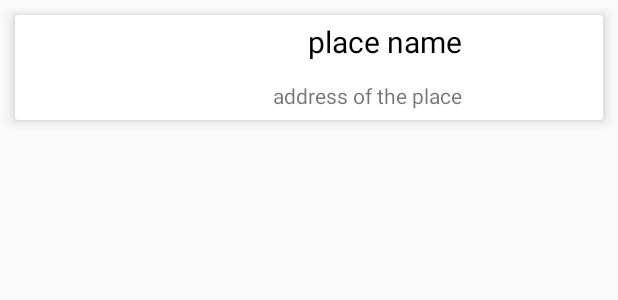
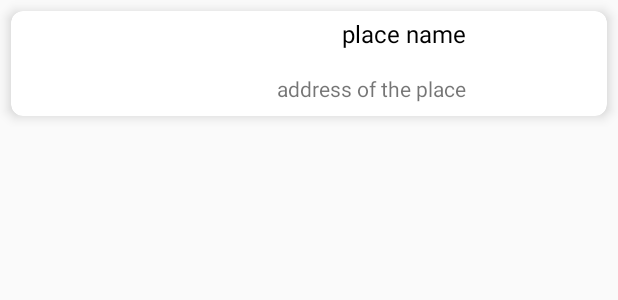
Before and after one commit to mhesl/Top-Places, an Android app: the layout main_recycler_model.xml on its own in the app's theme, with its tools: preview values and no code run, on a phone screen of 412 x 824 dp. Shown: the top 300 px of the screen. Run offline under Robolectric (Android 15) with nearby library versions, the phone set to English and light mode, and no system bars.

Commit message:
trash commit

```diff
--- a/app/src/main/java/com/example/nearbyplaces/MainActivity.java
+++ b/app/src/main/java/com/example/nearbyplaces/MainActivity.java
@@ -62,7 +62,6 @@ public class MainActivity extends AppCompatActivity {
         }
         mFusedLocationClient.getLastLocation().addOnCompleteListener(task -> {
             if (task.isSuccessful()) {
-
                 Location location = task.getResult();
                 latitude = String.valueOf(location.getLatitude());
                 longitude = String.valueOf(location.getLongitude());
--- a/app/src/main/res/layout/main_recycler_model.xml
+++ b/app/src/main/res/layout/main_recycler_model.xml
@@ -6,7 +6,7 @@
     android:layout_height="wrap_content"
     android:clipChildren="false"
     android:clipToPadding="false"
-    android:padding="10dp">
+    android:padding="7dp">
 
     <androidx.cardview.widget.CardView
         android:layout_width="match_parent"
@@ -19,6 +19,7 @@
         android:dividerHeight="0.0px"
         android:elevation="8dp"
         android:hardwareAccelerated="true"
+        app:cardCornerRadius="8dp"
         app:cardElevation="5dp"
         app:layout_constraintTop_toTopOf="parent">
 
@@ -30,6 +31,7 @@
                 android:id="@+id/place_image"
                 android:layout_width="70dp"
                 android:layout_height="70dp"
+
                 app:layout_constraintBottom_toBottomOf="parent"
                 app:layout_constraintEnd_toEndOf="parent"
                 app:layout_constraintTop_toTopOf="parent"
@@ -43,7 +45,7 @@
                 android:layout_marginEnd="24dp"
                 android:text="@string/place_name"
                 android:textColor="#000"
-                android:textSize="20sp"
+                android:textSize="16sp"
                 app:layout_constraintEnd_toStartOf="@+id/place_image"
                 app:layout_constraintTop_toTopOf="parent" />
 
```
Also changed, not shown: app/src/main/java/com/example/nearbyplaces/nearbyplaces/MainFragment.java (+11 -5 lines), app/src/main/java/com/example/nearbyplaces/nearbyplaces/NearByPlacesActivity.java (+0 -10 lines).
